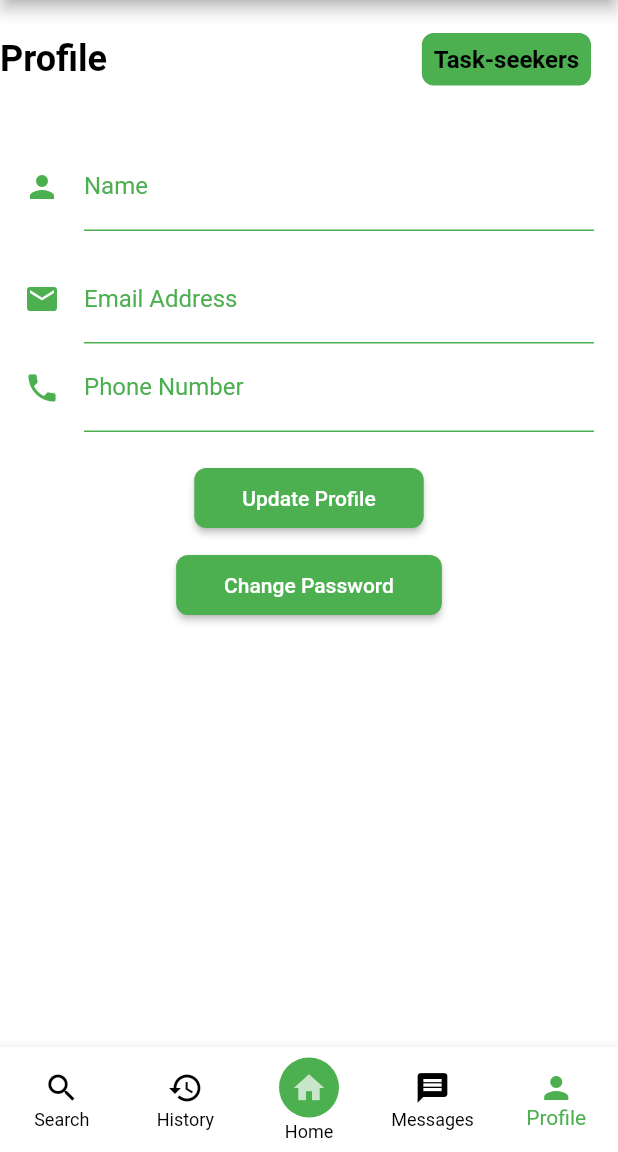
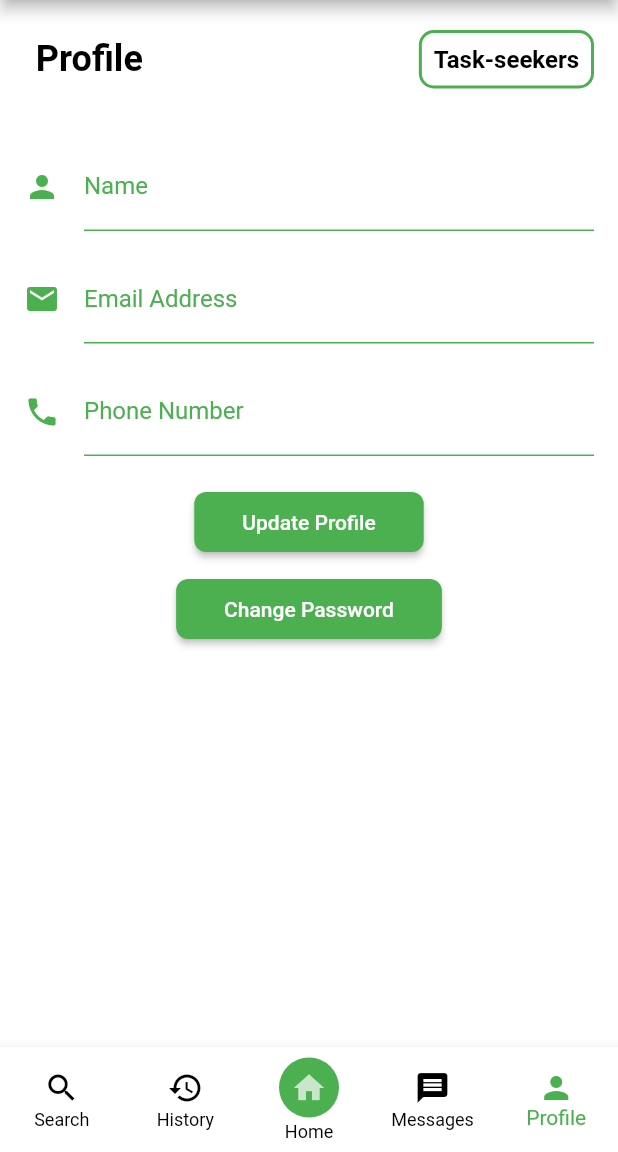
Before and after one commit to singhao3/TaskMatch, a Flutter app: the screen it shows once a user with an empty profile is signed in, item 5 of the bottom bar chosen, on a phone screen of 412 x 824 dp, the part 84-1236 px from its top. Run offline on Flutter 3.47's test engine with Material 2 defaults, Android fonts, the light colour scheme and no system bars; our stand-ins replace animated_text_kit, cloud_firestore, firebase_auth, firebase_core, firebase_storage, image_picker; accounts and stored records are empty.

Commit message:
Update rootpage.dart

```diff
--- a/lib/pages/profilepage/rootpage.dart
+++ b/lib/pages/profilepage/rootpage.dart
@@ -1,43 +1,10 @@
-import 'package:cloud_firestore/cloud_firestore.dart';
-import 'package:firebase_auth/firebase_auth.dart';
 import 'package:flutter/material.dart';
-import 'package:taskmatch/auth.dart';
 import 'package:taskmatch/pages/profilepage/changepassword.dart';
+import 'package:taskmatch/pages/profilepage/customform.dart';
 import 'package:taskmatch/pages/profilepage/update_profile_page.dart';
 
-class RootPage extends StatefulWidget {
-  RootPage({Key? key}) : super(key: key);
-
-  @override
-  _RootPageState createState() => _RootPageState();
-}
-
-class _RootPageState extends State<RootPage> {
-  User? user = Auth().currentUser;
-  String? username;
-  String? phoneNumber;
-
-  @override
-  void initState() {
-    super.initState();
-    // Call a function to fetch the user ID and email from Firebase
-    fetchUserData();
-  }
-
-  Future<void> fetchUserData() async {
-    final uid = user?.uid;
-    if (uid != null) {
-      final snapshot =
-          await FirebaseFirestore.instance.collection('task_doers').doc(uid).get();
-      final data = snapshot.data();
-      if (data != null) {
-        setState(() {
-          username = data['name'] ?? '';
-          phoneNumber = data['phone_number'] ?? '';// Update the username state variable
-        });
-      }
-    }
-  }
+class RootPage extends StatelessWidget {
+  const RootPage({Key? key}) : super(key: key);
 
   void navigateToUpdateProfile(BuildContext context) {
     Navigator.push(
@@ -60,7 +27,7 @@ class _RootPageState extends State<RootPage> {
             Row(
               children: [
                 Text(
-                  'Profile',
+                  '    Profile',
                   style: TextStyle(
                     fontSize: 24,
                     fontWeight: FontWeight.bold,
@@ -72,9 +39,9 @@ class _RootPageState extends State<RootPage> {
                   padding: const EdgeInsets.symmetric(horizontal: 16.0),
                   child: Container(
                     decoration: BoxDecoration(
-                      color: Colors.green,
+                      color: Colors.white,
                       border: Border.all(
-                        color: Colors.white,
+                        color: Colors.green,
                         width: 2.0,
                       ),
                       borderRadius: BorderRadius.circular(10.0),
@@ -102,61 +69,17 @@ class _RootPageState extends State<RootPage> {
                   child: Column(
                     mainAxisAlignment: MainAxisAlignment.center,
                     children: [
-                      TextFormField(
-                        initialValue: username,
-                        decoration: InputDecoration(
-                          icon: Icon(Icons.person, color: Colors.green),
-                          labelText: 'Name',
-                          labelStyle: TextStyle(color: Colors.green),
-                          enabledBorder: UnderlineInputBorder(
-                            borderSide: BorderSide(color: Colors.green),
-                          ),
-                          focusedBorder: UnderlineInputBorder(
-                            borderSide: BorderSide(color: Colors.green),
-                          ),
-                        ),
-                        style: TextStyle(color: Colors.green),
-                      ),
-                      SizedBox(height: 16),
-                      TextFormField(
-                        initialValue: user?.email,
-                        readOnly: true,
-                        decoration: InputDecoration(
-                          icon: Icon(Icons.email, color: Colors.green),
-                          labelText: 'Email Address',
-                          labelStyle: TextStyle(color: Colors.green),
-                          enabledBorder: UnderlineInputBorder(
-                            borderSide: BorderSide(color: Colors.green),
-                          ),
-                          focusedBorder: UnderlineInputBorder(
-                            borderSide: BorderSide(color: Colors.green),
-                          ),
-                        ),
-                        style: TextStyle(color: Colors.green),
-                      ),
-                      TextFormField(
-              initialValue: phoneNumber,
-              readOnly: true, // Make the field read-only
-              decoration: InputDecoration(
-                icon: Icon(Icons.phone, color: Colors.green),
-                labelText: 'Phone Number',
-                labelStyle: TextStyle(color: Colors.green),
-                enabledBorder: UnderlineInputBorder(
-                  borderSide: BorderSide(color: Colors.green),
-                ),
-                focusedBorder: UnderlineInputBorder(
-                  borderSide: BorderSide(color: Colors.green),
-                ),
-              ),
-              style: TextStyle(color: Colors.green),
-            ),
+                      MyCustomForm(),
                       SizedBox(height: 20),
                       ElevatedButton(
                         onPressed: () => navigateToUpdateProfile(context),
                         style: ElevatedButton.styleFrom(
-                          padding: const EdgeInsets.symmetric(horizontal: 32.0, vertical: 12.0),
-                          backgroundColor: Colors.green,
-                          foregroundColor: Colors.white,
+                          padding: const EdgeInsets.symmetric(
+                              horizontal: 32.0, vertical: 12.0),
+                          backgroundColor:
+                              Colors.green,
+                          foregroundColor:
+                              Colors.white,
                           shape: RoundedRectangleBorder(
                             borderRadius: BorderRadius.circular(8.0),
                           ),
@@ -169,14 +92,18 @@ class _RootPageState extends State<RootPage> {
                           Navigator.push(
                             context,
                             MaterialPageRoute(
-                              builder: (BuildContext context) => const ChangePassword(),
+                              builder: (BuildContext context) =>
+                                  const ChangePassword(),
                             ),
                           );
                         },
                         style: ElevatedButton.styleFrom(
-                          padding: const EdgeInsets.symmetric(horizontal: 32.0, vertical: 12.0),
-                          primary: Colors.green,
-                          onPrimary: Colors.white,
+                          padding: const EdgeInsets.symmetric(
+                              horizontal: 32.0, vertical: 12.0),
+                          primary:
+                              Colors.green, // Set the button color to green
+                          onPrimary:
+                              Colors.white, // Set the text color to white
                           shape: RoundedRectangleBorder(
                             borderRadius: BorderRadius.circular(8.0),
                           ),
```
